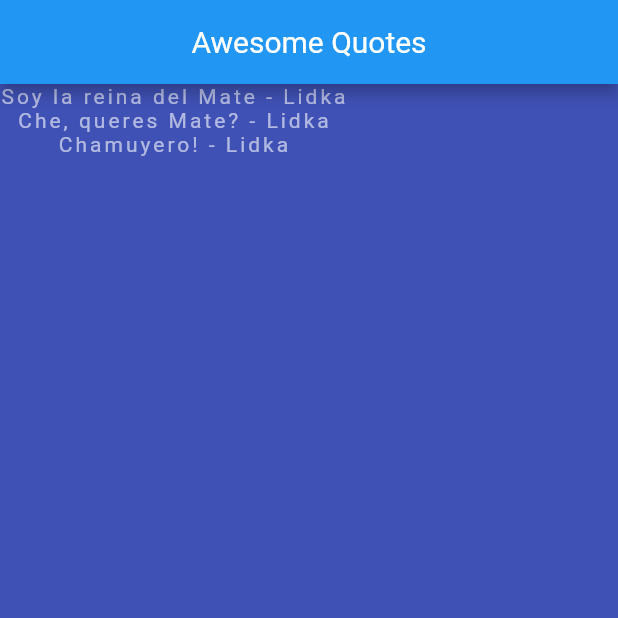
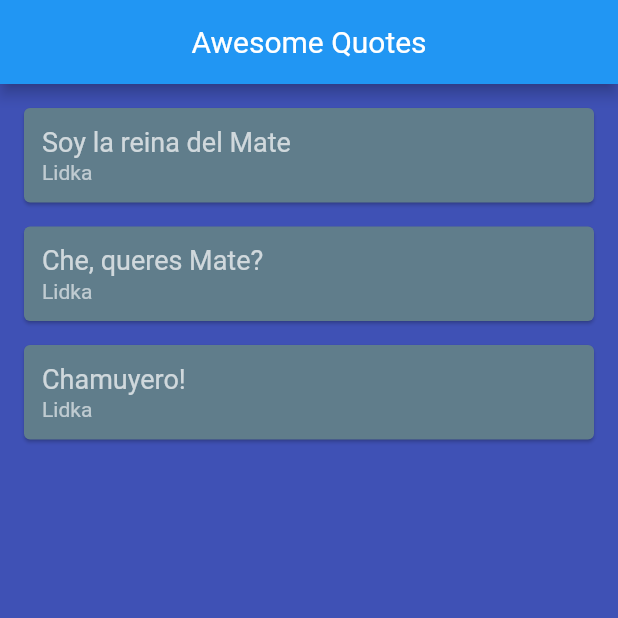
Before and after one commit to casprief/my_first_app, a Flutter app: the screen it shows after launch, on a phone screen of 412 x 824 dp, the top half of it. Run offline on Flutter 3.47's test engine with Material 2 defaults, Android fonts, the light colour scheme and no system bars.

Commit message:
Implement Cards

```diff
--- a/lib/main.dart
+++ b/lib/main.dart
@@ -137,6 +137,34 @@ class _QuoteListState extends State<QuoteList> {
     Quote(text: 'Chamuyero!', author: 'Lidka')
   ];
 
+  Widget quoteTemp (quote){
+    return Card(
+      margin: EdgeInsets.fromLTRB(16.0, 16.0, 16.0, 0.0),
+      color: Colors.blueGrey,
+      child: Padding(
+        padding: const EdgeInsets.all(12.0),
+        child: Column(
+          crossAxisAlignment: CrossAxisAlignment.stretch,
+          children: [
+            Text(quote.text,
+              style: TextStyle(
+                fontSize: 18.0,
+                color: Colors.white70,
+              ),
+            ),
+            SizedBox(height: 2.0),
+            Text(quote.author,
+              style: TextStyle(
+                fontSize: 14.0,
+                color: Colors.white60,
+              ),
+            ),
+          ],
+        ),
+      ),
+    );
+  }
+
   @override
   Widget build(BuildContext context) {
     return Scaffold(
@@ -148,13 +176,7 @@ class _QuoteListState extends State<QuoteList> {
       ),
       body: Column(
         children:
-          quotes.map((quote) => Text(
-              '${quote.text} - ${quote.author}',
-              style: TextStyle(
-                color: Colors.white60,
-                letterSpacing: 2.0,
-              ),
-          )).toList(),
+          quotes.map((quote) => quoteTemp(quote)).toList(),
       ),
     );
   }
```
